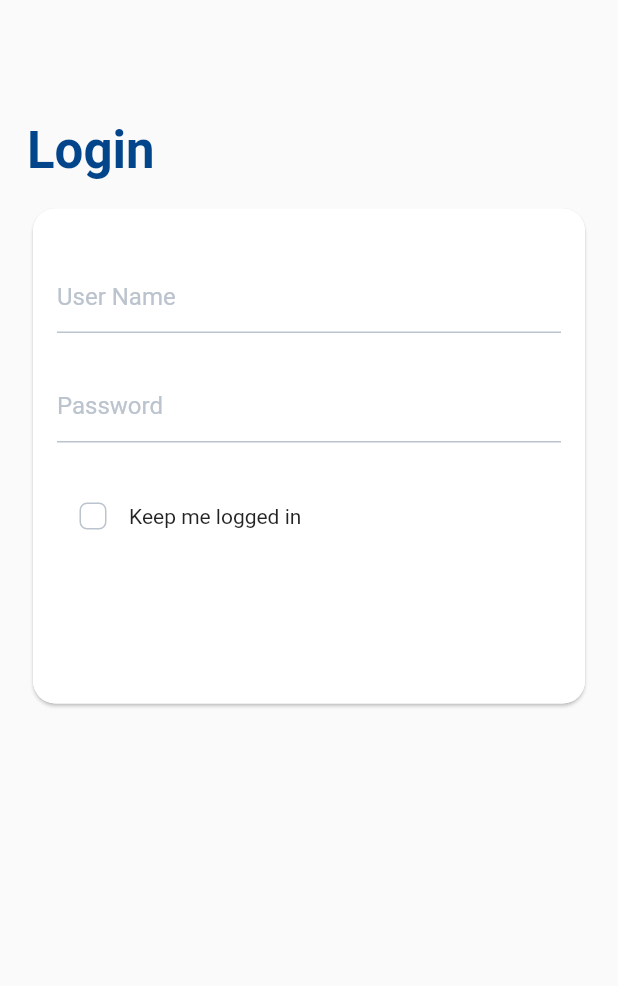
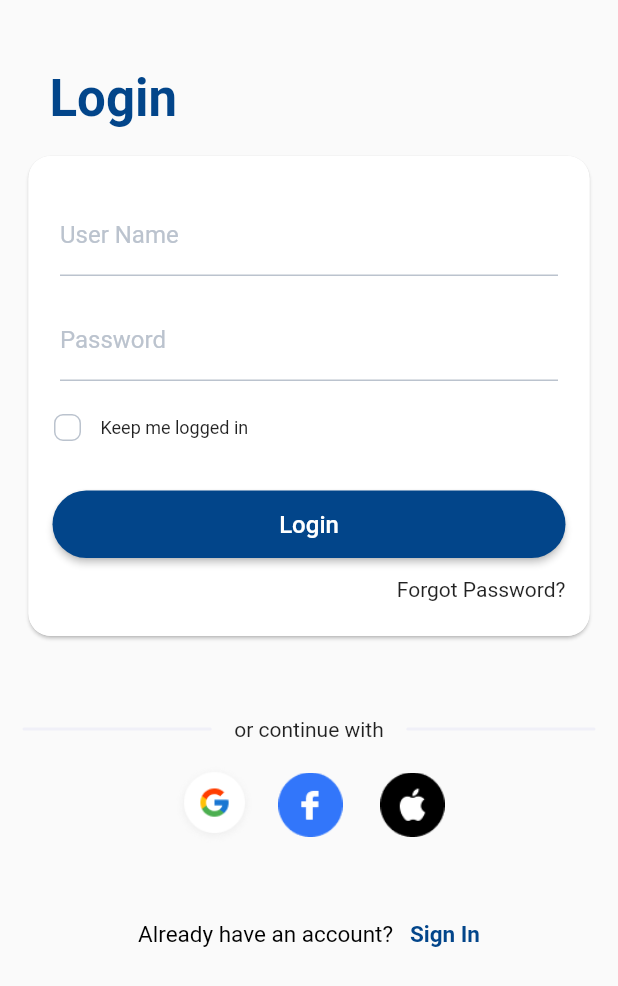
Before and after one commit to Syed-dev209/racing_eye, a Flutter app: the screen it shows after launch, on a phone screen of 412 x 824 dp. Shown: the top 986 px of the screen. Run offline on Flutter 3.47's test engine with Material 2 defaults, Android fonts, the phone set to English and light mode, and no system bars.

Commit message:
login screen created

```diff
--- /dev/null
+++ b/lib/Screens/Components/customTextFeild.dart
@@ -0,0 +1,48 @@
+import 'package:flutter/material.dart';
+
+
+class CustomTextField extends StatefulWidget {
+  FocusNode focusNode;
+  FocusNode focusNode1;
+  String label;
+  TextEditingController controller;
+  CustomTextField({required this.controller,required this.focusNode,required this.label,required this.focusNode1});
+
+  @override
+  _CustomTextFieldState createState() => _CustomTextFieldState();
+}
+
+class _CustomTextFieldState extends State<CustomTextField> {
+  @override
+  Widget build(BuildContext context) {
+    return Container(
+      height: 70.0,
+      width: double.maxFinite,
+      padding: EdgeInsets.symmetric(vertical: 8.0,horizontal: 5.0),
+      decoration: BoxDecoration(
+          color: widget.focusNode.hasFocus?Color(0xffF9FAFB):Colors.white,
+          borderRadius: BorderRadius.circular(15.0)
+      ),
+      child: TextFormField(
+        onTap: () {
+          setState(() {
+            widget.focusNode1.unfocus();
+            widget.focusNode.requestFocus();
+          });
+        },
+        focusNode: widget.focusNode,
+        decoration: InputDecoration(
+          enabledBorder: UnderlineInputBorder(
+              borderSide:
+              BorderSide(color: Color(0xffBBC3CE))),
+          labelText: widget.label,
+          labelStyle: TextStyle(
+              fontSize: 16.0,
+              color: widget.focusNode.hasFocus
+                  ? Color(0xff02458A)
+                  : Color(0xffBBC3CE)),
+        ),
+      ),
+    );
+  }
+}
--- a/lib/Screens/loginScreen.dart
+++ b/lib/Screens/loginScreen.dart
@@ -14,20 +14,25 @@ class _LoginScreenState extends State<LoginScreen> {
     return Scaffold(
       body: SafeArea(
         child: SingleChildScrollView(
-          child: Padding(
-            padding: EdgeInsets.symmetric(horizontal: 18.0, vertical: 15.0),
+          child: Container(
+            padding: EdgeInsets.symmetric(horizontal: 15.0,vertical: 15.0),
+            height: MediaQuery.of(context).size.height*0.964,
+            width:  MediaQuery.of(context).size.width,
             child: Column(
               crossAxisAlignment: CrossAxisAlignment.start,
               children: [
                 SizedBox(
-                  height: 65.0,
+                  height: 30.0,
                 ),
-                Text(
+                Padding(
+                  padding:EdgeInsets.only(left: 18.0),
+                  child: Text(
                     'Login',
                     style: TextStyle(
                         color: Color(0xff02458A),
                         fontSize: 34,
                         fontWeight: FontWeight.bold),
+                  ),
                 ),
                 SizedBox(
                   height: 15.0,
@@ -37,21 +42,26 @@ class _LoginScreenState extends State<LoginScreen> {
                   shape: RoundedRectangleBorder(
                       borderRadius: BorderRadius.circular(15.0)),
                   child: Container(
-                    height: 330,
+                    height: 320,
                     width: double.maxFinite,
                     decoration: BoxDecoration(
                         color: Colors.white,
                         borderRadius: BorderRadius.circular(15.0)),
                     child: Padding(
                       padding: EdgeInsets.symmetric(
-                          horizontal: 16.0, vertical: 20.0),
+                          horizontal: 16.0, vertical: 18.0),
                       child: Column(
                         crossAxisAlignment: CrossAxisAlignment.start,
                         children: [
-                          SizedBox(
-                            height: 15.0,
+                          Container(
+                            height: 70.0,
+                            width: double.maxFinite,
+                            padding: EdgeInsets.symmetric(vertical: 8.0,horizontal: 5.0),
+                            decoration: BoxDecoration(
+                              color: myFocusNode.hasFocus?Color(0xffF9FAFB):Colors.white,
+                              borderRadius: BorderRadius.circular(15.0)
                             ),
-                          TextFormField(
+                            child: TextFormField(
                               onTap: () {
                                 setState(() {});
                               },
@@ -66,12 +76,18 @@ class _LoginScreenState extends State<LoginScreen> {
                                       color: myFocusNode.hasFocus
                                           ? Color(0xff02458A)
                                           : Color(0xffBBC3CE)),
-                                contentPadding: EdgeInsets.zero),
                                   ),
-                          SizedBox(
-                            height: 25.0,
                             ),
-                          TextFormField(
+                          ),
+                          Container(
+                            height: 70.0,
+                            width: double.maxFinite,
+                            padding: EdgeInsets.symmetric(vertical: 8.0,horizontal: 5.0),
+                            decoration: BoxDecoration(
+                                color: myFocusNode1.hasFocus?Color(0xffF9FAFB):Colors.white,
+                                borderRadius: BorderRadius.circular(15.0)
+                            ),
+                            child: TextFormField(
                               onTap: () {
                                 setState(() {
                                   myFocusNode.unfocus();
@@ -89,32 +105,141 @@ class _LoginScreenState extends State<LoginScreen> {
                                       color: myFocusNode1.hasFocus
                                           ? Color(0xff02458A)
                                           : Color(0xffBBC3CE)),
-                                contentPadding: EdgeInsets.zero),
+                                  ),
+                            ),
                           ),
                           SizedBox(
-                            height: 25.0,
+                            height: 13.0,
                           ),
                           Row(
                             mainAxisAlignment: MainAxisAlignment.start,
                             children: [
-                              Checkbox(
+                              Container(
+                                height:20.0,
+                                width: 20.0,
+                                child: Checkbox(
                                     side: BorderSide(color: Color(0xffBBC3CE)),
                                     shape: RoundedRectangleBorder(
-                                      borderRadius: BorderRadius.circular(5.0)),
+                                        borderRadius: BorderRadius.circular(6.0)),
                                     value: checkBoxValue,
                                     onChanged: (val) {
                                       setState(() {
                                         checkBoxValue = val!;
                                       });
-                                  }),
-                              Text('Keep me logged in')
+                                    },
+                                  splashRadius: 0.0,
+                                ),
+                              ),
+                              SizedBox(width: 12.0,),
+                              Text('Keep me logged in',style: TextStyle(
+                                fontSize: 12.0
+                              ),)
                             ],
+                          ),
+                          SizedBox(height: 32.0,),
+                          SizedBox(
+                            width: double.maxFinite,
+                            height: 45.0,
+                            child: ElevatedButton(
+                              style: ElevatedButton.styleFrom(
+                                shape: RoundedRectangleBorder(
+                                  borderRadius: BorderRadius.circular(23.0)
+                                )
+                              ),
+                                onPressed: (){},
+                                child: Text('Login',style: TextStyle(
+                              color: Colors.white,
+                                  fontSize: 16.0
+                            ),),),
+                          ),
+                          SizedBox(height: 13.0,),
+                          Align(
+                            alignment: Alignment.centerRight,
+                            child: GestureDetector(
+                              child: Text('Forgot Password?'),
+                            ),
                           )
                         ],
                       ),
                     ),
                   ),
+                ),
+
+                SizedBox(height: 50.0,),
+                Row(
+                  children: [
+                    Expanded(
+                      child: Container(
+                        height: 2.0,
+                        width: 500,
+                        decoration: BoxDecoration(
+                            color: Color(0xffF0F0F8),
+                            borderRadius: BorderRadius.circular(2.0)
+                        ),
+                      ),
+                    ),
+                    SizedBox(width: 15.0,),
+                    Text('or continue with'),
+                    SizedBox(width: 15.0,),
+                    Expanded(
+                      child: Container(
+                        height: 2.0,
+                        width: double.maxFinite,
+                        decoration: BoxDecoration(
+                          color: Color(0xffF0F0F8),
+                          borderRadius: BorderRadius.circular(2.0)
+                        ),
+
+                      ),
+                    ),
+
+                  ],
+                ),
+                SizedBox(height: 15.0,),
+                Row(
+                  mainAxisAlignment: MainAxisAlignment.center,
+                  children: [
+                    Container(
+                      height: 55.0,
+                        width: 55.0,
+                        child: Image.asset('images/google.png')
+                    ),
+                    SizedBox(width: 15.0,),
+                    Container(
+                      height: 43.0,
+                        width: 43.0,
+                        child: Image.asset('images/fb.png')),
+                    SizedBox(width: 25.0,),
+                    Container(
+                        height: 43.0,
+                        width: 43.0,child: Image.asset('images/Apple.png'))
+                  ],
+                ),
+                SizedBox(
+                  height: 50.0,
+                ),
+                Align(
+                  alignment: FractionalOffset.bottomCenter,
+                  child: Center(
+                    child: RichText(
+                      text:
+                      TextSpan(
+                          text:'Already have an account?',
+                          style: TextStyle(
+                            color: Colors.black,
+                            fontSize: 15.0
+                          ),
+                          children: [
+                      TextSpan(
+                        text: '   Sign In',
+                        style: TextStyle(
+                            color: Color(0xFF02458A),
+                          fontWeight: FontWeight.bold,
                         )
+                      )
+                    ]),),
+                  ),
+                ),
               ],
             ),
           ),
--- a/pubspec.yaml
+++ b/pubspec.yaml
@@ -45,10 +45,8 @@ flutter:
   uses-material-design: true
 
   # To add assets to your application, add an assets section, like this:
-  # assets:
-  #   - images/a_dot_burr.jpeg
-  #   - images/a_dot_ham.jpeg
-
+  assets:
+    - images/
   # An image asset can refer to one or more resolution-specific "variants", see
   # https://flutter.dev/assets-and-images/#resolution-aware.
 
```
Also changed, not shown: images/Apple.png (added), images/fb.png (added), images/google.png (added). Lines whose indentation alone changed are shown as unchanged.
